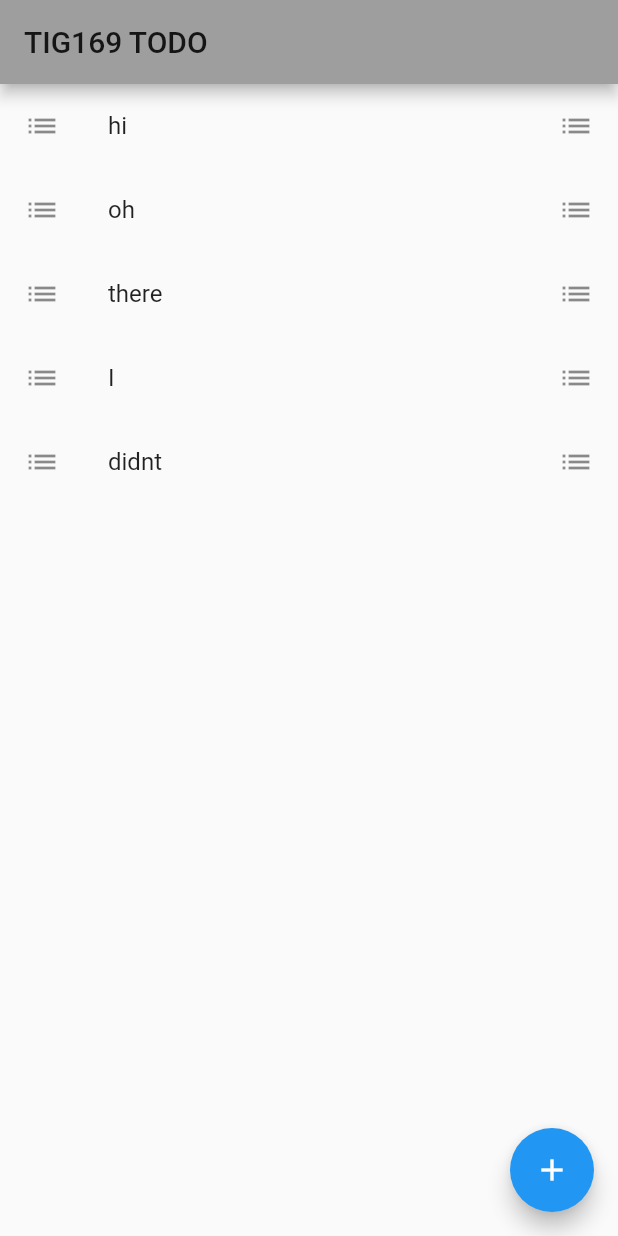
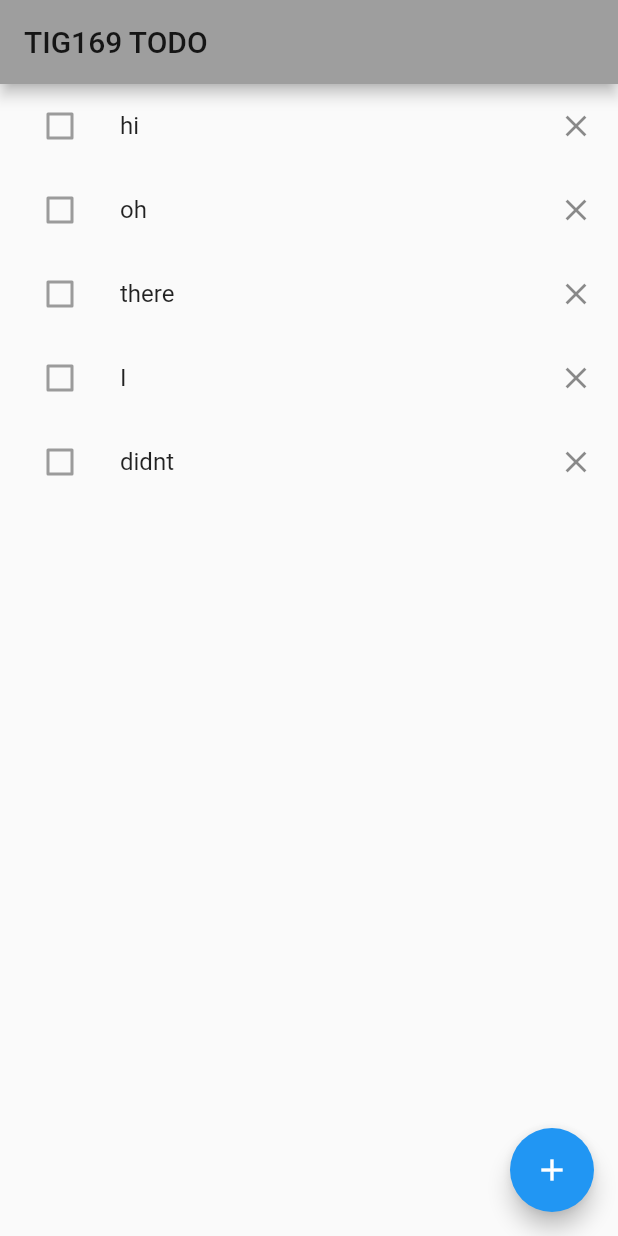
Before and after one commit to IngelaRossing/flutterAssignment, a Flutter app: the screen it shows after launch, on a phone screen of 412 x 824 dp. Run offline on Flutter 3.47's test engine with Material 2 defaults, Android fonts, the phone set to English and light mode, and no system bars.

Commit message:
Checkbox and correct icon

```diff
--- a/lib/main.dart
+++ b/lib/main.dart
@@ -4,7 +4,6 @@ void main() {
   runApp(TodoApp());
 }
 
-// A page where we display all of our items
 class TodoApp extends StatelessWidget {
   @override
   Widget build(BuildContext context) {
@@ -24,6 +23,7 @@ class TodoList extends StatefulWidget {
   createState() => TodoListState();
 }
 
+// A page where we display all of our items
 class TodoListState extends State<TodoList> {
 
   List<String> todos = ['hi', 'oh', 'there', 'I', 'didnt'];
@@ -42,9 +42,9 @@ class TodoListState extends State<TodoList> {
         itemCount: todos.length,
         itemBuilder: (BuildContext context,int index){
           return ListTile(
-            leading: Icon(Icons.list),
-            title: Text("${todos[index]}") ,
-            trailing: Icon(Icons.list),
+            leading: Checkbox(value: false,), //do something
+            title: Text("${todos[index]}"),
+            trailing: Icon(Icons.clear), //do something
           );
         }
       ),
```
